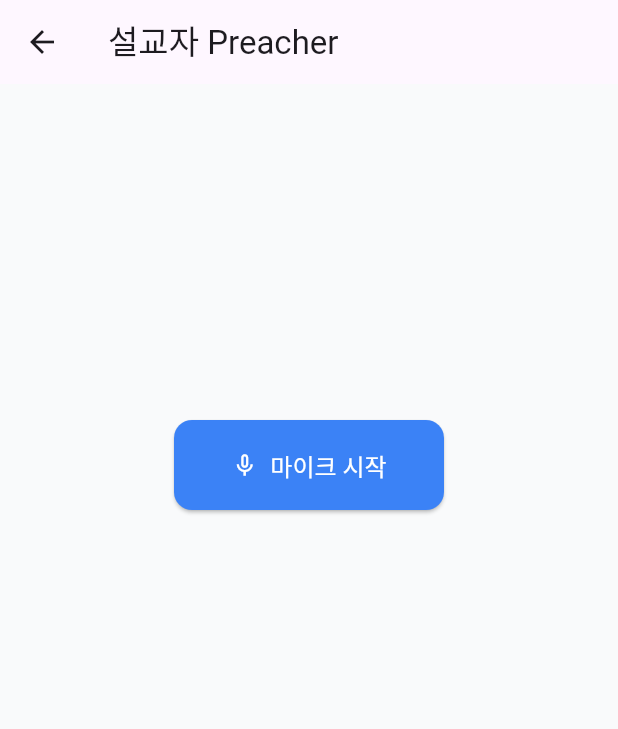
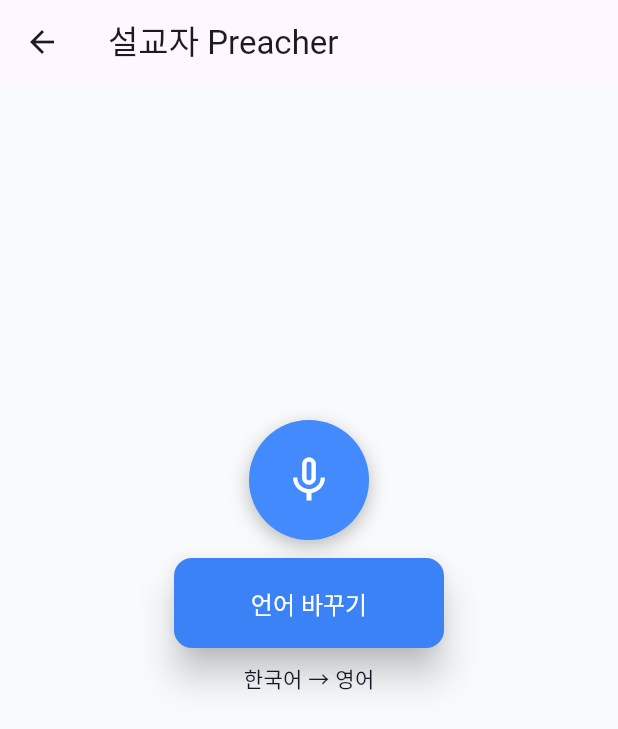
Before and after one commit to pro047/translation-app, a Flutter app: the PreacherSttScreen screen opened directly, on a phone screen of 412 x 824 dp. Shown: the top 729 px of the screen. Run offline on Flutter 3.47's test engine with Material 3 defaults, Android fonts, the phone set to English and light mode, and no system bars; our stand-ins replace firebase_core, firebase_database, flutter_riverpod, flutter_tts, speech_to_text; missing offline and left inert: mobile_scanner; accounts and stored records are empty.

Commit message:
add EnToKo and mic wave

```diff
--- a/lib/main.dart
+++ b/lib/main.dart
@@ -27,6 +27,7 @@ class MyApp extends StatelessWidget {
           style: ElevatedButton.styleFrom(
             backgroundColor: Color(0xff3b82f6),
             foregroundColor: Colors.white,
+            elevation: 10,
             padding: EdgeInsets.symmetric(horizontal: 24, vertical: 16),
             shape: RoundedRectangleBorder(
               borderRadius: BorderRadiusGeometry.circular(12),
--- a/lib/provider.dart
+++ b/lib/provider.dart
@@ -8,19 +8,20 @@ import 'package:trans_app/service/queues/validate_queue.dart';
 import 'package:trans_app/service/queues/word_queue.dart';
 
 final logProvider = StateProvider<String>((ref) => '');
-final maxWordsProvider = StateProvider<int>((ref) => 0);
-final maxLenProvider = StateProvider<int>((ref) => 0);
+final targetLangProvider = StateProvider<String>((ref) => 'EN');
+final sourceLangProvider = StateProvider<String>((ref) => 'KO');
 
 final translationQueueProvider = Provider<SentenceTranslator>(
   (ref) => TranslationQueue(
     onLog: (message) =>
         ref.read(logProvider.notifier).state += '[TranslationQueue] $message\n',
+    targetLang: ref.watch(targetLangProvider),
+    sourceLang: ref.watch(sourceLangProvider),
   ),
 );
 final validateQueueProvider = Provider<SentenceReceiver>(
   (ref) => ValidateQueue(
     translator: ref.watch(translationQueueProvider),
-    maxLen: ref.watch(maxLenProvider),
     onLog: (messag) =>
         ref.read(logProvider.notifier).state += '[ValidateQueue] $messag\n',
   ),
@@ -28,7 +29,6 @@ final validateQueueProvider = Provider<SentenceReceiver>(
 final wordQueueProvider = Provider<WordQueue>(
   (ref) => WordQueue(
     receiver: ref.watch(validateQueueProvider),
-    maxWords: ref.watch(maxWordsProvider),
     onLog: (message) {
       ref.read(logProvider.notifier).state += '[WordQueue] $message\n';
     },
--- /dev/null
+++ b/lib/screen/animation/mic_wave_bar.dart
@@ -0,0 +1,25 @@
+import 'package:flutter/material.dart';
+
+class MicWaveBar extends StatelessWidget {
+  final double soundLevel;
+  const MicWaveBar({super.key, required this.soundLevel});
+
+  @override
+  Widget build(BuildContext context) {
+    final scale = 1.0 + (soundLevel / 100.0 * 0.5);
+    final opacity = (soundLevel / 100.0).clamp(0.2, 0.8);
+
+    return AnimatedScale(
+      scale: scale,
+      duration: const Duration(milliseconds: 100),
+      child: Container(
+        width: 100,
+        height: 100,
+        decoration: BoxDecoration(
+          shape: BoxShape.circle,
+          color: Colors.blue.withValues(alpha: opacity),
+        ),
+      ),
+    );
+  }
+}
--- a/lib/screen/preacher_screen.dart
+++ b/lib/screen/preacher_screen.dart
@@ -1,6 +1,8 @@
 import 'package:flutter/material.dart';
 import 'package:flutter_riverpod/flutter_riverpod.dart';
+import 'package:trans_app/emitters/preacher_stt_emitter.dart';
 import 'package:trans_app/provider.dart';
+import 'package:trans_app/screen/animation/mic_wave_bar.dart';
 
 class PreacherSttScreen extends ConsumerStatefulWidget {
   const PreacherSttScreen({super.key});
@@ -11,13 +13,48 @@ class PreacherSttScreen extends ConsumerStatefulWidget {
 }
 
 class _PreacherSttScreenState extends ConsumerState<PreacherSttScreen> {
-  String _log = '';
+  double _soundLevel = 0.0;
   bool _isListening = false;
+
+  void toggleLang(WidgetRef ref) {
+    final currentTarget = ref.read(targetLangProvider);
+    currentTarget == 'EN'
+        ? (
+            ref.read(sourceLangProvider.notifier).state = 'EN',
+            ref.read(targetLangProvider.notifier).state = 'KO',
+          )
+        : (
+            ref.read(sourceLangProvider.notifier).state = 'KO',
+            ref.read(targetLangProvider.notifier).state = 'EN',
+          );
+  }
+
+  void toggleListening(PreacherSttEmitter emitter) {
+    setState(() {
+      if (_isListening) {
+        emitter.stop();
+        _isListening = false;
+      } else {
+        emitter.start((word) {
+          ref.read(wordQueueProvider).addWord(word);
+          onsSoundLevel:
+          (level) {
+            setState(() {
+              _soundLevel = level;
+            });
+          };
+        });
+        _isListening = true;
+      }
+    });
+  }
 
   @override
   Widget build(BuildContext context) {
-    final log = ref.watch(logProvider);
     final emitter = ref.read(preacherSttEmitterProvider);
+    final currentTarget = ref.watch(targetLangProvider);
+
+    final directText = currentTarget == 'EN' ? '한국어 → 영어' : '영어 → 한국어';
 
     return Scaffold(
       appBar: AppBar(title: Text('설교자 Preacher')),
@@ -27,24 +64,49 @@ class _PreacherSttScreenState extends ConsumerState<PreacherSttScreen> {
           child: Column(
             children: [
               SizedBox(height: 200),
-              ElevatedButton.icon(
-                onPressed: () {
-                  setState(() {
-                    if (_isListening) {
-                      emitter.stop();
-                      _isListening = false;
-                    } else {
-                      emitter.start((word) {
-                        ref.read(wordQueueProvider).addWord(word);
-                      });
-                      _isListening = true;
-                    }
-                  });
-                },
-                label: Text(_isListening ? '듣는 중..' : '마이크 시작'),
-                icon: Icon(_isListening ? Icons.mic : Icons.mic_none),
+              SizedBox(
+                width: 80,
+                height: 80,
+                child: Stack(
+                  alignment: Alignment.center,
+                  children: [
+                    MicWaveBar(soundLevel: _soundLevel),
+                    InkWell(
+                      onTap: () => toggleListening(emitter),
+                      borderRadius: BorderRadius.circular(999),
+                      child: Container(
+                        width: 80,
+                        height: 80,
+                        decoration: BoxDecoration(
+                          color: _isListening
+                              ? Colors.redAccent
+                              : Colors.blueAccent,
+                          shape: BoxShape.circle,
+                          boxShadow: [
+                            BoxShadow(
+                              color: Colors.black26,
+                              blurRadius: 10,
+                              offset: Offset(0, 4),
+                            ),
+                          ],
+                        ),
+                        child: Icon(
+                          _isListening ? Icons.mic : Icons.mic_none,
+                          size: 36,
+                          color: Colors.white,
+                        ),
+                      ),
+                    ),
+                  ],
+                ),
               ),
               SizedBox(height: 12),
+              ElevatedButton(
+                onPressed: () => toggleLang(ref),
+                child: Text('언어 바꾸기'),
+              ),
+              SizedBox(height: 10),
+              Text(directText),
             ],
           ),
         ),
--- a/lib/service/queues/word_queue.dart
+++ b/lib/service/queues/word_queue.dart
@@ -8,7 +8,6 @@ class WordQueue {
 
   final SentenceReceiver receiver;
   final Duration maxDuration;
-  final int maxWords;
 
   final void Function(String message)? onLog;
 
@@ -16,7 +15,6 @@ class WordQueue {
     this.onLog,
     required this.receiver,
     this.maxDuration = const Duration(seconds: 6),
-    required this.maxWords,
   });
 
   void addWord(String word) {
@@ -28,7 +26,7 @@ class WordQueue {
 
     final now = DateTime.now();
     final expired = now.difference(_start) > maxDuration;
-    final full = _wordBuffer.length >= maxWords;
+    final full = _wordBuffer.isNotEmpty;
 
     if (expired || full) {
       onLog?.call('expired or full => emit');
```
Also changed, not shown: lib/emitters/preacher_stt_emitter.dart (+7 -0 lines), lib/service/api/translation_service.dart (+10 -2 lines), lib/service/queues/translation_queue.dart (+13 -2 lines), lib/service/queues/validate_queue.dart (+1 -14 lines).
